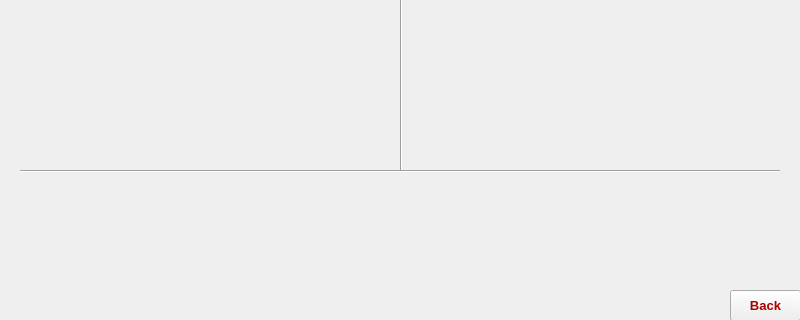
Before: the Qt Designer form RPI/GUI/UI/Weather.ui in YehiaEhab16/FOTA_Graduation-Project-2022, drawn with Qt 5; both pictures show x 0 to 800 and y 160 to 480 of the 800 by 480 pixel window.
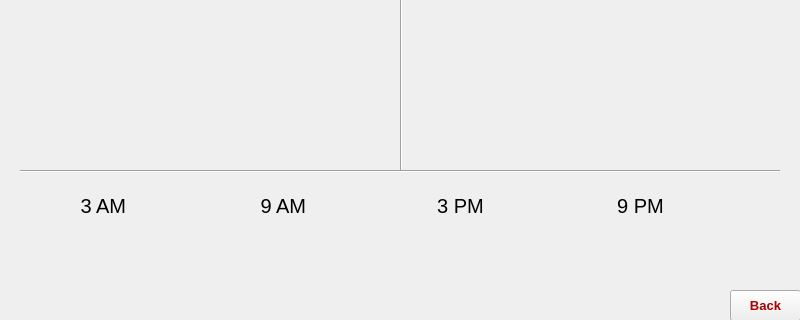
After: the same form once the commit is applied. Icons and pictures are not drawn.

Commit message: Modified Weather functionality

What changed in the file:
```diff
--- a/RPI/GUI/UI/Weather.ui
+++ b/RPI/GUI/UI/Weather.ui
@@ -1269,7 +1269,6 @@
    <property name="font">
     <font>
      <pointsize>10</pointsize>
-     <weight>75</weight>
      <bold>true</bold>
     </font>
    </property>
@@ -1412,7 +1411,7 @@
     </font>
    </property>
    <property name="text">
-    <string/>
+    <string> 3 AM</string>
    </property>
    <property name="scaledContents">
     <bool>true</bool>
@@ -1516,7 +1515,7 @@
     </font>
    </property>
    <property name="text">
-    <string/>
+    <string> 9 AM</string>
    </property>
    <property name="scaledContents">
     <bool>true</bool>
@@ -1540,7 +1539,7 @@
     </font>
    </property>
    <property name="text">
-    <string/>
+    <string>9 PM</string>
    </property>
    <property name="scaledContents">
     <bool>true</bool>
@@ -1644,7 +1643,7 @@
     </font>
    </property>
    <property name="text">
-    <string/>
+    <string>3 PM</string>
    </property>
    <property name="scaledContents">
     <bool>true</bool>
@@ -1677,7 +1676,7 @@
     <string notr="true">color:rgb(255, 255, 255)</string>
    </property>
    <property name="text">
-    <string/>
+    <string>Alexandria - Egypt</string>
    </property>
    <property name="scaledContents">
     <bool>false</bool>
```
The commit also changes 2 other files.
